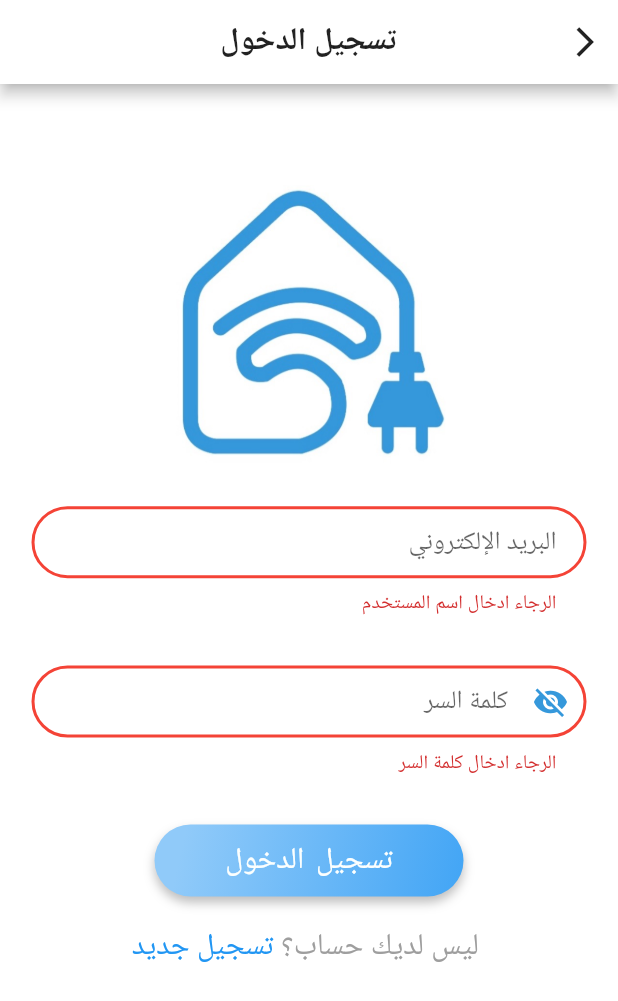
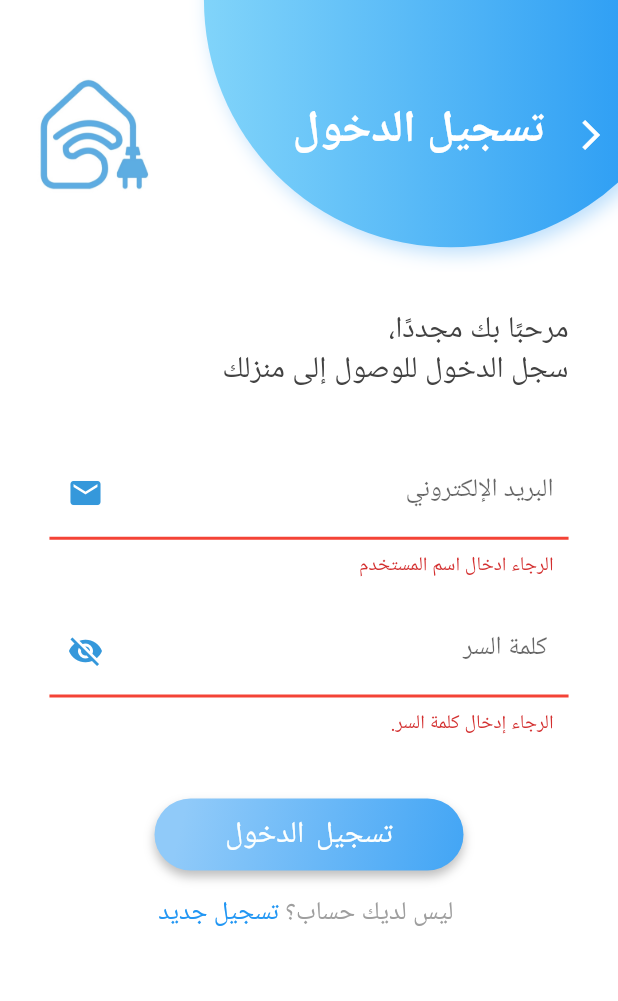
Before and after one commit to reemswe/rashd, a Flutter app: the login screen opened by its route, after a tap on "تسجيل الدخول", on a phone screen of 412 x 824 dp. Shown: the top 1001 px of the screen. Run offline on Flutter 3.47's test engine with Material 2 defaults, Android fonts, the light colour scheme and no system bars; our stand-ins replace bottom_navy_bar, cloud_firestore, email_validator, firebase_auth, firebase_core, firebase_storage and 6 more; missing offline and left inert: flutter_share; accounts and stored records are empty; project files that could hold a hidden picture were left out.

Commit message:
update login ui

```diff
--- a/lib/Registration/login.dart
+++ b/lib/Registration/login.dart
@@ -7,9 +7,9 @@ import '../list_of_house_accounts.dart';
 import 'register.dart';
 
 class login extends StatefulWidget {
-  const login({
-    Key? key,
-  }) : super(key: key);
+  const login({Key? key}) : super(key: key);
+
+  @override
   _loginPageState createState() => _loginPageState();
 }
 
@@ -24,19 +24,48 @@ void clearForm() {
 }
 
 class _loginPageState extends State<login> {
+// return
   @override
   Widget build(BuildContext context) {
+    final double height = MediaQuery.of(context).size.height;
+    final double width = MediaQuery.of(context).size.width;
+
     return Scaffold(
-      appBar: AppBar(
-        backgroundColor: Color(0xFFFFFFFF),
-        foregroundColor: Colors.black87,
-        centerTitle: true,
-        title: Text(
-          'تسجيل الدخول',
+      resizeToAvoidBottomInset: false,
+      body: Column(children: [
+        Row(mainAxisAlignment: MainAxisAlignment.spaceBetween, children: [
+          Container(
+            height: height * 0.22,
+            width: width * 0.75,
+            child: Stack(children: [
+              Positioned(
+                bottom: height * 0,
+                top: height * -0.22,
+                left: width * 0.08,
+                child: Container(
+                  width: width * 0.8,
+                  decoration: BoxDecoration(
+                      shape: BoxShape.circle,
+                      gradient: LinearGradient(
+                          colors: [Colors.lightBlue.shade200, Colors.blue]),
+                      boxShadow: [
+                        BoxShadow(
+                            color: Colors.blue.shade100,
+                            offset: const Offset(4.0, 4.0),
+                            blurRadius: 10.0)
+                      ]),
                 ),
-
-        leading: IconButton(
+              ),
+              Positioned(
+                top: height * 0.08,
+                right: width * 0.00,
+                bottom: 0,
+                child: Row(
+                    crossAxisAlignment: CrossAxisAlignment.start,
+                    children: [
+                      IconButton(
                         icon: const Icon(
+                          color: Colors.white,
                           Icons.arrow_back_ios,
                         ),
                         onPressed: () {
@@ -44,10 +73,31 @@ class _loginPageState extends State<login> {
                           Navigator.of(context).pop();
                         },
                       ),
-
-        // elevation: 15,
+                      const Text(
+                        "تسجيل الدخول",
+                        style: TextStyle(
+                            color: Colors.white,
+                            fontSize: 30.0,
+                            fontWeight: FontWeight.w800), // Textstyle
                       ),
-      body: loginForm(),
+                    ]),
+              ),
+            ]),
+          ),
+          Padding(
+            padding: EdgeInsets.only(left: width * 0.05),
+            child: Opacity(
+              opacity: 0.8,
+              child: (Image.asset(
+                'assets/images/logo.jpg',
+                height: height * 0.2,
+                width: width * 0.2,
+              )),
+            ),
+          ),
+        ]),
+        loginForm(),
+      ]),
     );
   }
 }
@@ -63,6 +113,7 @@ bool _passwordVisible = false;
 class loginFormState extends State<loginForm> {
   final _formKey = GlobalKey<FormState>();
   bool _passwordVisible = false;
+  bool invalidData = false;
 
   ScrollController _scrollController = ScrollController();
 
@@ -70,46 +121,42 @@ class loginFormState extends State<loginForm> {
   Widget build(BuildContext context) {
     final double height = MediaQuery.of(context).size.height;
     final double width = MediaQuery.of(context).size.width;
-    TextStyle defaultStyle = TextStyle(color: Colors.grey, fontSize: 20.0);
-    TextStyle linkStyle = TextStyle(color: Colors.blue);
+
+    TextStyle defaultStyle =
+        const TextStyle(color: Colors.grey, fontSize: 17.0);
+    TextStyle linkStyle = const TextStyle(color: Colors.blue);
+
     return Form(
       key: _formKey,
       child: Padding(
-        padding:
-            const EdgeInsets.only(top: 20, left: 15, right: 15, bottom: 15),
-        child: Column(children: <Widget>[
-          SizedBox(height: height * 0.05),
+        padding: EdgeInsets.only(
+            top: 0, left: width * 0.08, right: width * 0.08, bottom: 0),
+        child: Column(
+            crossAxisAlignment: CrossAxisAlignment.center,
+            mainAxisAlignment: MainAxisAlignment.start,
+            children: [
+              SizedBox(height: height * 0.03),
 
-          Image.asset(
-            'assets/images/logo.jpg',
-            height: 200,
-            width: 200,
+              Align(
+                alignment: Alignment.topRight,
+                child: Text(
+                  "مرحبًا بك مجددًا، \nسجل الدخول للوصول إلى منزلك",
+                  style: TextStyle(
+                      color: Colors.grey.shade800,
+                      fontSize: 20,
+                      fontWeight: FontWeight.w400),
                 ),
+              ),
+              SizedBox(height: height * 0.045),
 
-          SizedBox(height: height * 0.01),
-          Container(
-              padding: const EdgeInsets.fromLTRB(6, 12, 6, 12),
-              child: TextFormField(
-                // maxLength: 20,
-                textAlign: TextAlign.right,
+              TextFormField(
                 controller: emailController,
-                decoration: InputDecoration(
-                  hintText: 'البريد الإلكتروني',
-                  contentPadding: EdgeInsets.fromLTRB(20, 10, 20, 10),
-                  focusedBorder: OutlineInputBorder(
-                      borderRadius: BorderRadius.circular(100.0),
-                      borderSide: const BorderSide(color: Colors.grey)),
-                  enabledBorder: OutlineInputBorder(
-                      borderRadius: BorderRadius.circular(100.0),
-                      borderSide: BorderSide(color: Colors.grey.shade400)),
-                  errorBorder: OutlineInputBorder(
-                      borderRadius: BorderRadius.circular(100.0),
-                      borderSide:
-                          const BorderSide(color: Colors.red, width: 2.0)),
-                  focusedErrorBorder: OutlineInputBorder(
-                      borderRadius: BorderRadius.circular(100.0),
-                      borderSide:
-                          const BorderSide(color: Colors.red, width: 2.0)),
+                decoration: const InputDecoration(
+                  labelText: 'البريد الإلكتروني',
+                  suffixIcon: Icon(
+                    Icons.mail,
+                    color: Color.fromRGBO(53, 152, 219, 1),
+                  ),
                 ),
                 validator: (value) {
                   if (value == null ||
@@ -119,40 +166,20 @@ class loginFormState extends State<loginForm> {
                   }
                   return null;
                 },
-              )),
-
-          SizedBox(height: height * 0.01),
-          Container(
-              padding: EdgeInsets.fromLTRB(6, 12, 6, 12),
-              child: TextFormField(
-                textAlign: TextAlign.right,
-                // maxLength: 8,
+              ),
+              SizedBox(height: height * 0.02),
+              TextFormField(
                 controller: passwordController,
                 obscureText: !_passwordVisible,
                 decoration: InputDecoration(
-                  hintText: ' كلمة السر',
-                  contentPadding: EdgeInsets.fromLTRB(20, 10, 20, 10),
-                  focusedBorder: OutlineInputBorder(
-                      borderRadius: BorderRadius.circular(100.0),
-                      borderSide: const BorderSide(color: Colors.grey)),
-                  enabledBorder: OutlineInputBorder(
-                      borderRadius: BorderRadius.circular(100.0),
-                      borderSide: BorderSide(color: Colors.grey.shade400)),
-                  errorBorder: OutlineInputBorder(
-                      borderRadius: BorderRadius.circular(100.0),
-                      borderSide:
-                          const BorderSide(color: Colors.red, width: 2.0)),
-                  focusedErrorBorder: OutlineInputBorder(
-                      borderRadius: BorderRadius.circular(100.0),
-                      borderSide:
-                          const BorderSide(color: Colors.red, width: 2.0)),
-                  prefixIcon: IconButton(
+                  labelText: ' كلمة السر',
+                  suffixIcon: IconButton(
                     icon: Icon(
                       // Based on passwordVisible state choose the icon
                       _passwordVisible
                           ? Icons.visibility
                           : Icons.visibility_off,
-                      color: Color.fromRGBO(53, 152, 219, 1),
+                      color: const Color.fromRGBO(53, 152, 219, 1),
                     ),
                     onPressed: () {
                       // Update the state i.e. toogle the state of passwordVisible variable
@@ -166,14 +193,28 @@ class loginFormState extends State<loginForm> {
                   if (value == null ||
                       value.isEmpty ||
                       (value.trim()).isEmpty) {
-                    return 'الرجاء ادخال كلمة السر';
+                    return 'الرجاء إدخال كلمة السر.';
                   }
                   return null;
                 },
+              ),
+
+              SizedBox(height: height * 0.02),
+
+              Visibility(
+                  visible: invalidData,
+                  child: const Align(
+                    alignment: Alignment.center,
+                    child: Text(
+                        'البريد إلكتروني/ كلمة السر غير صالحة، يرجى المحاولة مرة أخرى.',
+                        style: TextStyle(
+                            color: Colors.red,
+                            fontSize: 14,
+                            fontWeight: FontWeight.normal)),
                   )),
-          SizedBox(
-            height: 20,
-          ),
+
+              SizedBox(height: height * 0.03),
+
               //button
               Container(
                   width: width * 0.5,
@@ -198,7 +239,6 @@ class loginFormState extends State<loginForm> {
                   child: ElevatedButton(
                     onPressed: () async {
                       if (_formKey.currentState!.validate()) {
-                    //signIn();
                         try {
                           final newUser = await FirebaseAuth.instance
                               .signInWithEmailAndPassword(
@@ -208,9 +248,11 @@ class loginFormState extends State<loginForm> {
                           Navigator.push(
                               context,
                               MaterialPageRoute(
-                            builder: (context) => ListOfHouseAccounts(),
+                                builder: (context) =>
+                                    const ListOfHouseAccounts(),
                               ));
-                      ScaffoldMessenger.of(context).showSnackBar(const SnackBar(
+                          ScaffoldMessenger.of(context)
+                              .showSnackBar(const SnackBar(
                                   content: Text(
                                     'تم تسجيل دخولك بنجاح',
                                     textAlign: TextAlign.center,
@@ -220,40 +262,34 @@ class loginFormState extends State<loginForm> {
                           print(e);
                           if (emailController.text.isNotEmpty &&
                               passwordController.text.isNotEmpty) {
-                        ScaffoldMessenger.of(context).showSnackBar(
-                          SnackBar(
-                            content: const Text('Invalid email/password'),
-                            backgroundColor: Colors.red.shade400,
-                            margin: const EdgeInsets.fromLTRB(6, 0, 3, 0),
-                            behavior: SnackBarBehavior.floating,
-                            action: SnackBarAction(
-                              label: 'Dismiss',
-                              disabledTextColor: Colors.white,
-                              textColor: Colors.white,
-                              onPressed: () {},
-                            ),
-                          ),
-                        );
+                            // _formKey.currentState!.setError("email",
+                            // "This email address is already in use");
+
+                            setState(() {
+                              invalidData = true;
+                            });
                           }
                         }
                       }
                     },
-                child: Text('تسجيل الدخول'),
+                    child: const Text('تسجيل الدخول'),
                     style: ElevatedButton.styleFrom(
                       shape: RoundedRectangleBorder(
                         borderRadius: BorderRadius.circular(30),
                       ),
                     ),
                   )),
-          SizedBox(
-            height: 20,
-          ),
+              SizedBox(height: height * 0.02),
+
               Center(
                   child: RichText(
                 text: TextSpan(
                   style: defaultStyle,
                   children: <TextSpan>[
-                TextSpan(text: ' ليس لديك حساب؟ '),
+                    const TextSpan(
+                      text: ' ليس لديك حساب؟ ',
+                      style: TextStyle(fontSize: 17),
+                    ),
                     TextSpan(
                         text: 'تسجيل جديد',
                         style: linkStyle,
@@ -263,7 +299,7 @@ class loginFormState extends State<loginForm> {
                             Navigator.push(
                                 context,
                                 MaterialPageRoute(
-                              builder: (context) => register(),
+                                  builder: (context) => const register(),
                                 ));
                           }),
                   ],
@@ -283,7 +319,7 @@ class loginFormState extends State<loginForm> {
       Navigator.push(
           context,
           MaterialPageRoute(
-            builder: (context) => ListOfHouseAccounts(),
+            builder: (context) => const ListOfHouseAccounts(),
           ));
       clearForm();
       ScaffoldMessenger.of(context).showSnackBar(const SnackBar(
@@ -296,20 +332,23 @@ class loginFormState extends State<loginForm> {
       print(e.message);
       if (emailController.text.isNotEmpty &&
           passwordController.text.isNotEmpty) {
-        ScaffoldMessenger.of(context).showSnackBar(
-          SnackBar(
-            content: const Text('Invalid email/password'),
-            backgroundColor: Colors.red.shade400,
-            margin: const EdgeInsets.fromLTRB(6, 0, 3, 0),
-            behavior: SnackBarBehavior.floating,
-            action: SnackBarAction(
-              label: 'Dismiss',
-              disabledTextColor: Colors.white,
-              textColor: Colors.white,
-              onPressed: () {},
-            ),
-          ),
-        );
+        setState(() {
+          invalidData = true;
+        });
+        // ScaffoldMessenger.of(context).showSnackBar(
+        //   SnackBar(
+        //     content: const Text('Invalid email/password'),
+        //     backgroundColor: Colors.red.shade400,
+        //     margin: const EdgeInsets.fromLTRB(6, 0, 3, 0),
+        //     behavior: SnackBarBehavior.floating,
+        //     action: SnackBarAction(
+        //       label: 'Dismiss',
+        //       disabledTextColor: Colors.white,
+        //       textColor: Colors.white,
+        //       onPressed: () {},
+        //     ),
+        //   ),
+        // );
       }
     }
   }
--- a/lib/main.dart
+++ b/lib/main.dart
@@ -62,7 +62,7 @@ class MyApp extends StatelessWidget {
         inputDecorationTheme: const InputDecorationTheme(
             enabledBorder: UnderlineInputBorder(
                 borderSide: BorderSide(color: Colors.grey)),
-            contentPadding: EdgeInsets.fromLTRB(20, 12, 20, 12),
+            contentPadding: EdgeInsets.fromLTRB(10, 13, 10, 13),
             focusedBorder: UnderlineInputBorder(
                 borderSide: BorderSide(color: Colors.blue, width: 2)),
             errorBorder: UnderlineInputBorder(
--- a/lib/profile.dart
+++ b/lib/profile.dart
@@ -24,6 +24,8 @@ bool Editing = false;
 bool Viewing = true;
 
 class profileState extends State<profile> {
+  var _formKey;
+
   @override
   initState() {
     super.initState();
@@ -41,6 +43,7 @@ class profileState extends State<profile> {
     });
     print(nameController.text);
     print(phoneController.text);
+    _formKey = GlobalKey<FormState>();
   }
 
   @override
@@ -49,7 +52,7 @@ class profileState extends State<profile> {
     final double width = MediaQuery.of(context).size.width;
 
     var userData;
-    final _formKey = GlobalKey<FormState>();
+
     return Scaffold(
       appBar: AppBar(
         title: const Text(
```
Also changed, not shown: lib/Registration/register.dart (+53 -109 lines). Lines whose indentation alone changed are shown as unchanged.
